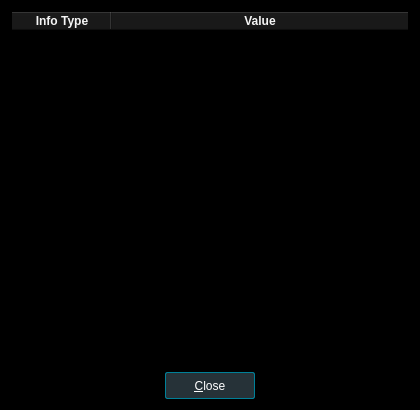
First picture: the form in src/ui/infodialog.ui, repository u8sand/Baka-MPlayer, before the edit.
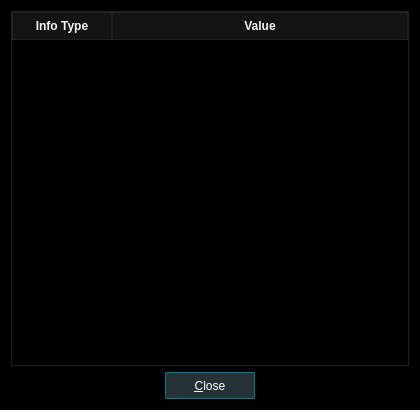
Second picture: the form after the edit.

Commit message: infodialog.ui: fix QHeaderView color

The edit to the form file:
```diff
--- a/src/ui/infodialog.ui
+++ b/src/ui/infodialog.ui
@@ -20,6 +20,14 @@
 	color: whitesmoke;
 }
 
+/* QHeaderView for QTableWidget has to be set here */
+
+QTableWidget QHeaderView::section {
+	padding: 4px 2px;
+	background: #141414;
+	border: 1px solid #212121;
+}
+
 /* QScrollBar:vertical */
 
 QScrollBar:vertical {
@@ -62,8 +70,10 @@
    <item>
     <widget class="QTableWidget" name="infoWidget">
      <property name="styleSheet">
-      <string notr="true">QTableWidget QHeaderView::section {
-	background-color: #141414;
+      <string notr="true">/* QHeaderView set under main stylesheet (QDialog) */
+
+QTableWidget {
+	border: 1px solid #212121;
 }
 
 QTableWidget::item {
```
